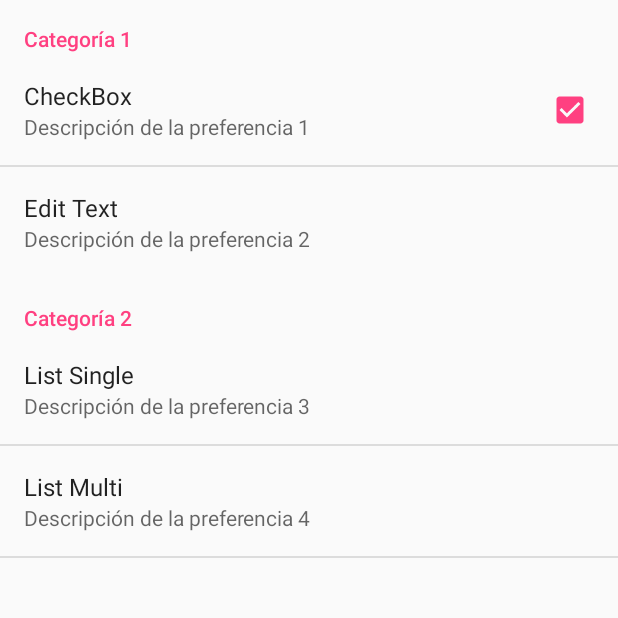
After one commit to envido32/AppSaenzPena, an Android app: the SettingsActivity screen opened directly, with no data from a screen before it, on a phone screen of 412 x 824 dp, the top half of it. The commit adds this screen. Run offline under Robolectric (Android 15) with nearby library versions, the phone set to English and light mode, and no system bars.

Commit message:
First working thingy

```diff
--- a/app/build.gradle
+++ b/app/build.gradle
@@ -26,5 +26,6 @@ dependencies {
     })
     compile 'com.android.support:appcompat-v7:26.+'
     compile 'com.android.support.constraint:constraint-layout:1.0.2'
+    compile 'com.android.support:percent:26.+'
     testCompile 'junit:junit:4.12'
 }
--- a/app/src/main/AndroidManifest.xml
+++ b/app/src/main/AndroidManifest.xml
@@ -9,13 +9,16 @@
         android:roundIcon="@mipmap/ic_launcher_round"
         android:supportsRtl="true"
         android:theme="@style/AppTheme">
-        <activity android:name=".MainActivity">
+        <activity android:name=".SplashActivity">
             <intent-filter>
                 <action android:name="android.intent.action.MAIN" />
 
                 <category android:name="android.intent.category.LAUNCHER" />
             </intent-filter>
         </activity>
+        <activity android:name=".MainActivity" />
+        <activity android:name=".SettingsActivity" />
+        <activity android:name=".LoginActivity"></activity>
     </application>
 
 </manifest>
--- /dev/null
+++ b/app/src/main/java/com/electiva/envido32/appsaenzpena/ConfigurationFragment.java
@@ -0,0 +1,15 @@
+package com.electiva.envido32.appsaenzpena;
+
+import android.os.Bundle;
+import android.preference.PreferenceFragment;
+
+public class ConfigurationFragment extends PreferenceFragment {
+
+    @Override
+    public void onCreate(Bundle savedInstanceState) {
+        super.onCreate(savedInstanceState);
+
+        addPreferencesFromResource(R.xml.settings);
+
+    }
+}
--- /dev/null
+++ b/app/src/main/java/com/electiva/envido32/appsaenzpena/SettingsActivity.java
@@ -0,0 +1,18 @@
+package com.electiva.envido32.appsaenzpena;
+
+import android.support.v7.app.AppCompatActivity;
+import android.os.Bundle;
+
+public class SettingsActivity extends AppCompatActivity {
+
+    @Override
+    protected void onCreate(Bundle savedInstanceState) {
+        super.onCreate(savedInstanceState);
+        setContentView(R.layout.activity_settings);
+
+        getFragmentManager().beginTransaction()
+                .replace(android.R.id.content, new ConfigurationFragment())
+                .commit();
+
+    }
+}
--- /dev/null
+++ b/app/src/main/res/layout/activity_settings.xml
@@ -0,0 +1,9 @@
+<?xml version="1.0" encoding="utf-8"?>
+<android.support.constraint.ConstraintLayout xmlns:android="http://schemas.android.com/apk/res/android"
+    xmlns:app="http://schemas.android.com/apk/res-auto"
+    xmlns:tools="http://schemas.android.com/tools"
+    android:layout_width="match_parent"
+    android:layout_height="match_parent"
+    tools:context="com.electiva.envido32.appsaenzpena.SettingsActivity">
+
+</android.support.constraint.ConstraintLayout>
--- /dev/null
+++ b/app/src/main/res/values/arrays.xml
@@ -0,0 +1,13 @@
+<?xml version="1.0" encoding="utf-8" ?>
+<resources>
+    <string-array name="pais">
+        <item>España</item>
+        <item>Francia</item>
+        <item>Alemania</item>
+    </string-array>
+    <string-array name="codigopais">
+        <item>ESP</item>
+        <item>FRA</item>
+        <item>ALE</item>
+    </string-array>
+</resources>
--- a/app/src/main/res/values/styles.xml
+++ b/app/src/main/res/values/styles.xml
@@ -1,7 +1,7 @@
 <resources>
 
     <!-- Base application theme. -->
-    <style name="AppTheme" parent="Theme.AppCompat.Light.DarkActionBar">
+    <style name="AppTheme" parent="Theme.AppCompat.Light.NoActionBar">
         <!-- Customize your theme here. -->
         <item name="colorPrimary">@color/colorPrimary</item>
         <item name="colorPrimaryDark">@color/colorPrimaryDark</item>
--- /dev/null
+++ b/app/src/main/res/xml/settings.xml
@@ -0,0 +1,36 @@
+<?xml version="1.0" encoding="utf-8"?>
+<PreferenceScreen xmlns:android="http://schemas.android.com/apk/res/android">
+        <PreferenceCategory android:title="Categoría 1">
+
+            <CheckBoxPreference
+                android:key="opcion1"
+                android:title="CheckBox"
+                android:summary="Descripción de la preferencia 1" />
+
+            <EditTextPreference
+                android:key="opcion2"
+                android:title="Edit Text"
+                android:summary="Descripción de la preferencia 2"
+                android:dialogTitle="Introduce valor" />
+
+        </PreferenceCategory>
+
+        <PreferenceCategory android:title="Categoría 2">
+            <ListPreference
+                android:key="opcion3"
+                android:title="List Single"
+                android:summary="Descripción de la preferencia 3"
+                android:dialogTitle="Indicar Pais"
+                android:entries="@array/pais"
+                android:entryValues="@array/codigopais" />
+
+            <MultiSelectListPreference
+                android:key="opcion4"
+                android:title="List Multi"
+                android:summary="Descripción de la preferencia 4"
+                android:dialogTitle="Indicar Pais"
+                android:entries="@array/pais"
+                android:entryValues="@array/codigopais" />
+
+        </PreferenceCategory>
+</PreferenceScreen>
```
Also changed, not shown: app/src/main/java/com/electiva/envido32/appsaenzpena/LoginActivity.java (added, +52 -0 lines), app/src/main/java/com/electiva/envido32/appsaenzpena/MainActivity.java (+57 -1 lines), app/src/main/java/com/electiva/envido32/appsaenzpena/SplashActivity.java (added, +44 -0 lines), app/src/main/res/drawable/ic_add_black_24dp.xml (added, +9 -0 lines), app/src/main/res/drawable/ic_settings_black_24dp.xml (added, +9 -0 lines), app/src/main/res/layout/activity_login.xml (added, +57 -0 lines), app/src/main/res/layout/activity_main.xml (+66 -7 lines), app/src/main/res/layout/activity_splash.xml (added, +21 -0 lines), app/src/main/res/menu/main.xml (added, +16 -0 lines), app/src/main/res/values/strings.xml (+14 -0 lines).
